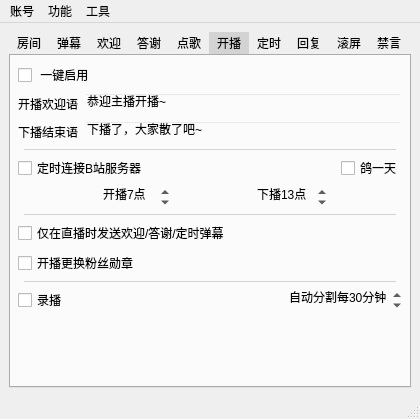
iwxyi/Bilibili-MagicalDanmaku, file mainwindow.ui: the form before one commit.
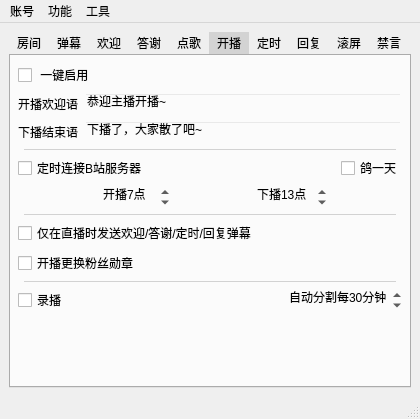
The form after the commit. The open tabs and pages were chosen to show the change. Icons and pictures are not drawn. Custom widgets are drawn as their Qt base class.

Commit message: 添加StatusBar显示粉丝数量与热门榜排名

```diff
--- a/mainwindow.ui
+++ b/mainwindow.ui
@@ -1259,7 +1259,7 @@
 手动发送弹幕将不受影响</string>
             </property>
             <property name="text">
-             <string>仅在直播时发送欢迎/答谢/定时弹幕</string>
+             <string>仅在直播时发送欢迎/答谢/定时/回复弹幕</string>
             </property>
            </widget>
           </item>
```
Left out of the diff: 2 changed lines with no effect on the pictures. The commit also changes 2 other files.
